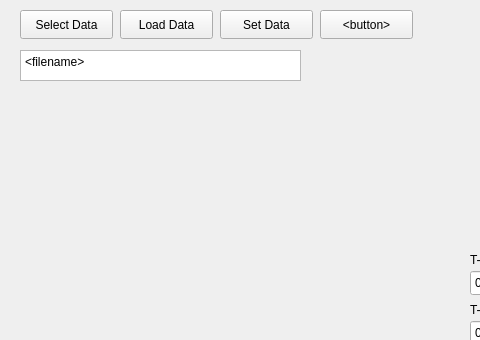
gt-space/dangui-nouveau, file DANGUI-GUI/form.ui: the form before one commit; both pictures show x 0 to 480 and y 0 to 340 of the 960 by 540 pixel window.
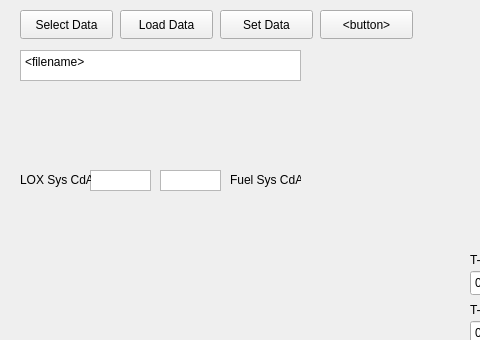
The form after the commit. Custom widgets are drawn as their Qt base class.

The edit to the form file:
```diff
--- a/DANGUI-GUI/form.ui
+++ b/DANGUI-GUI/form.ui
@@ -232,6 +232,70 @@
     <bool>false</bool>
    </property>
   </widget>
+  <widget class="QPlainTextEdit" name="plainTextEdit">
+   <property name="geometry">
+    <rect>
+     <x>90</x>
+     <y>170</y>
+     <width>61</width>
+     <height>21</height>
+    </rect>
+   </property>
+   <property name="verticalScrollBarPolicy">
+    <enum>Qt::ScrollBarPolicy::ScrollBarAlwaysOff</enum>
+   </property>
+   <property name="horizontalScrollBarPolicy">
+    <enum>Qt::ScrollBarPolicy::ScrollBarAlwaysOff</enum>
+   </property>
+   <property name="lineWrapMode">
+    <enum>QPlainTextEdit::LineWrapMode::NoWrap</enum>
+   </property>
+  </widget>
+  <widget class="QLabel" name="LOXSysLabel">
+   <property name="geometry">
+    <rect>
+     <x>20</x>
+     <y>170</y>
+     <width>71</width>
+     <height>20</height>
+    </rect>
+   </property>
+   <property name="text">
+    <string>LOX Sys CdA</string>
+   </property>
+  </widget>
+  <widget class="QPlainTextEdit" name="plainTextEdit_2">
+   <property name="geometry">
+    <rect>
+     <x>160</x>
+     <y>170</y>
+     <width>61</width>
+     <height>21</height>
+    </rect>
+   </property>
+   <property name="verticalScrollBarPolicy">
+    <enum>Qt::ScrollBarPolicy::ScrollBarAlwaysOff</enum>
+   </property>
+   <property name="horizontalScrollBarPolicy">
+    <enum>Qt::ScrollBarPolicy::ScrollBarAlwaysOff</enum>
+   </property>
+   <property name="lineWrapMode">
+    <enum>QPlainTextEdit::LineWrapMode::NoWrap</enum>
+   </property>
+  </widget>
+  <widget class="QLabel" name="LOXSysLabel_2">
+   <property name="geometry">
+    <rect>
+     <x>230</x>
+     <y>170</y>
+     <width>71</width>
+     <height>20</height>
+    </rect>
+   </property>
+   <property name="text">
+    <string>Fuel Sys CdA</string>
+   </property>
+  </widget>
  </widget>
  <customwidgets>
   <customwidget>
```
